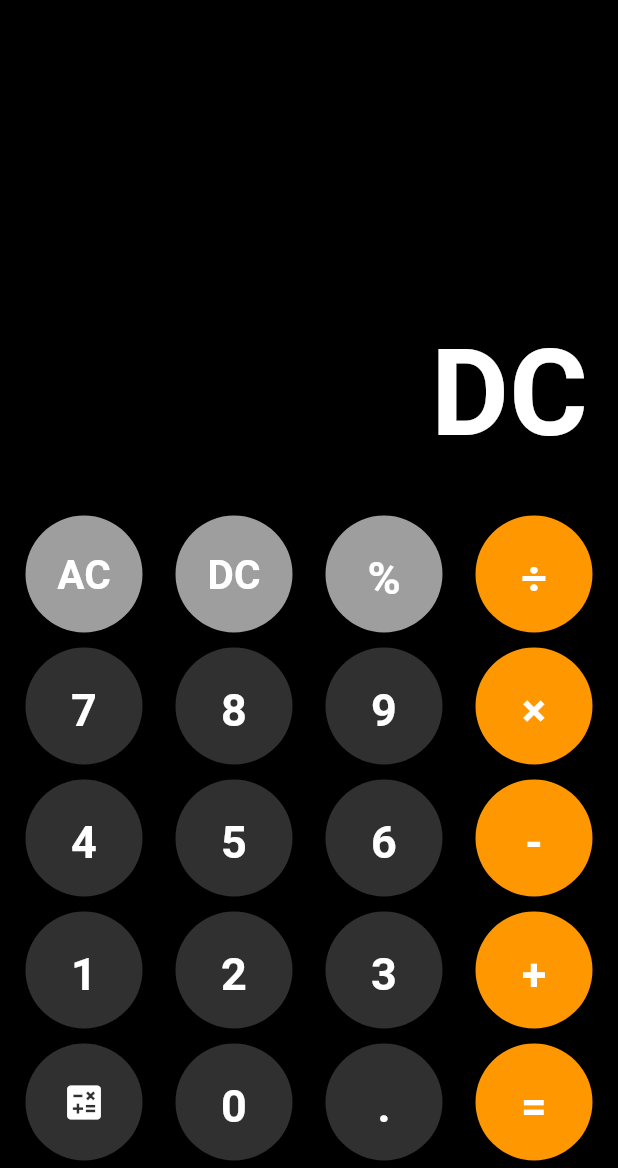
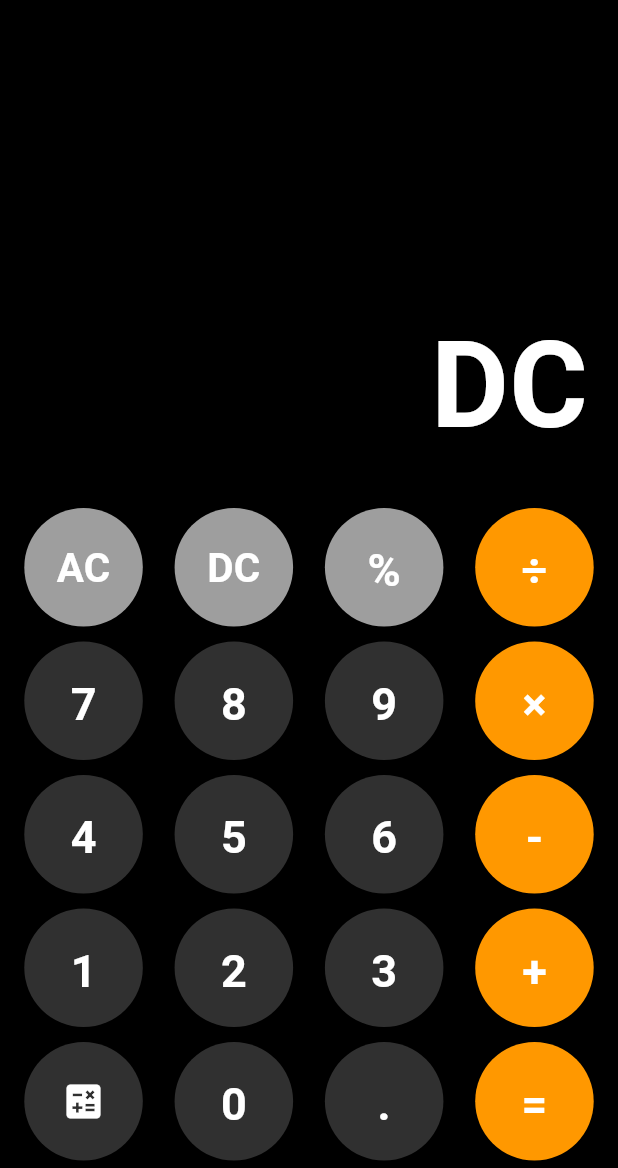
Before and after one commit to hananwaleed/Calculator_App, a Flutter app: the screen it shows after launch, after a tap on "DC", on a phone screen of 412 x 824 dp, the part 68-1236 px from its top. Run offline on Flutter 3.47's test engine with Material 3 defaults, Android fonts, the phone set to English and light mode, and no system bars; our stand-ins replace math_expressions.

```diff
--- a/lib/widgets/buildButton.dart
+++ b/lib/widgets/buildButton.dart
@@ -8,8 +8,8 @@ Widget buildButton(
 }) {
   return Container(
     margin: EdgeInsets.all(5),
-    width: 78,
-    height: 78,
+    width: 79,
+    height: 79,
     child: ElevatedButton(
       style: ElevatedButton.styleFrom(
         shape: RoundedRectangleBorder(borderRadius: BorderRadius.circular(50)),
--- a/lib/widgets/buildLastRow.dart
+++ b/lib/widgets/buildLastRow.dart
@@ -7,8 +7,8 @@ Widget buildLastRow(Function(String) appendToDisplay, Function() calculate) {
     children: [
       Container(
         margin: EdgeInsets.all(5),
-        width: 78,
-        height: 78,
+        width: 79,
+        height: 79,
         child: ElevatedButton(
           style: ElevatedButton.styleFrom(
             shape: RoundedRectangleBorder(
```
